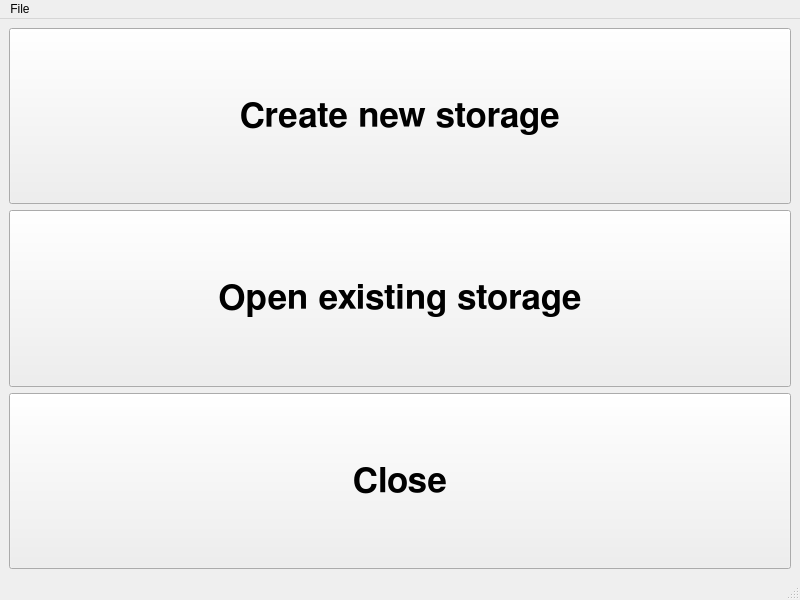
Before: the Qt Designer form ui designs/start.ui in jarvma18/passpy, drawn with Qt 5.
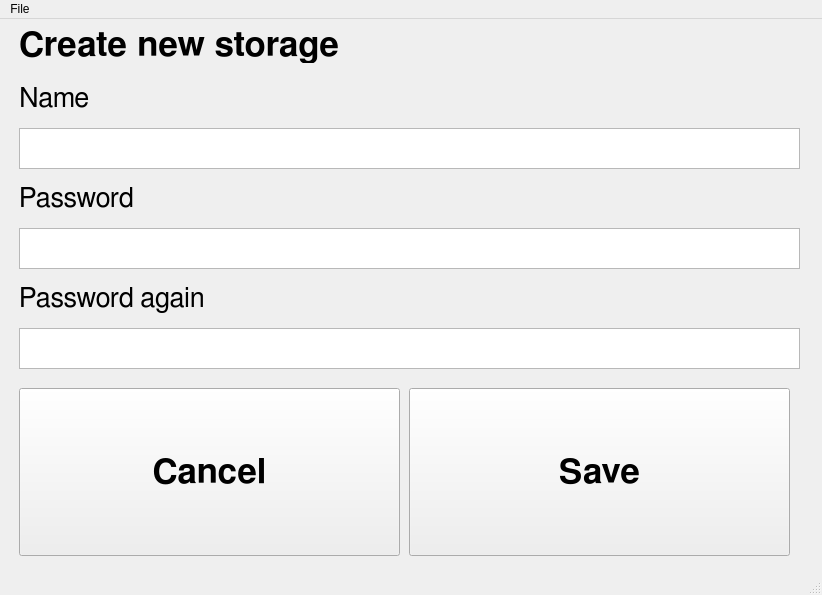
After: the same form once the commit is applied. The open tabs and pages were chosen to show the change.

Commit message: Added new storage form window.

```diff
--- a/ui designs/start.ui
+++ b/ui designs/start.ui
@@ -6,8 +6,8 @@
    <rect>
     <x>0</x>
     <y>0</y>
-    <width>800</width>
-    <height>600</height>
+    <width>822</width>
+    <height>595</height>
    </rect>
   </property>
   <property name="windowTitle">
@@ -16,6 +16,10 @@
   <widget class="QWidget" name="centralwidget">
    <layout class="QVBoxLayout" name="verticalLayout">
     <item>
+     <widget class="QStackedWidget" name="stackedWidget">
+      <widget class="QWidget" name="page">
+       <layout class="QVBoxLayout" name="verticalLayout_2">
+        <item>
      <widget class="QPushButton" name="pushButton">
       <property name="sizePolicy">
        <sizepolicy hsizetype="Minimum" vsizetype="MinimumExpanding">
@@ -81,12 +85,206 @@
     </item>
    </layout>
   </widget>
+      <widget class="QWidget" name="page_2">
+       <widget class="QLabel" name="label">
+        <property name="geometry">
+         <rect>
+          <x>10</x>
+          <y>0</y>
+          <width>781</width>
+          <height>35</height>
+         </rect>
+        </property>
+        <property name="sizePolicy">
+         <sizepolicy hsizetype="Preferred" vsizetype="MinimumExpanding">
+          <horstretch>0</horstretch>
+          <verstretch>0</verstretch>
+         </sizepolicy>
+        </property>
+        <property name="font">
+         <font>
+          <family>FreeSans</family>
+          <pointsize>26</pointsize>
+          <weight>75</weight>
+          <bold>true</bold>
+         </font>
+        </property>
+        <property name="text">
+         <string>Create new storage</string>
+        </property>
+       </widget>
+       <widget class="QLabel" name="label_2">
+        <property name="geometry">
+         <rect>
+          <x>10</x>
+          <y>50</y>
+          <width>781</width>
+          <height>41</height>
+         </rect>
+        </property>
+        <property name="font">
+         <font>
+          <family>FreeSans</family>
+          <pointsize>20</pointsize>
+         </font>
+        </property>
+        <property name="text">
+         <string>Name</string>
+        </property>
+       </widget>
+       <widget class="QLabel" name="label_3">
+        <property name="geometry">
+         <rect>
+          <x>10</x>
+          <y>150</y>
+          <width>781</width>
+          <height>41</height>
+         </rect>
+        </property>
+        <property name="font">
+         <font>
+          <family>FreeSans</family>
+          <pointsize>20</pointsize>
+         </font>
+        </property>
+        <property name="text">
+         <string>Password</string>
+        </property>
+       </widget>
+       <widget class="QTextEdit" name="textEdit_3">
+        <property name="geometry">
+         <rect>
+          <x>10</x>
+          <y>300</y>
+          <width>781</width>
+          <height>41</height>
+         </rect>
+        </property>
+        <property name="font">
+         <font>
+          <family>FreeSans</family>
+          <pointsize>20</pointsize>
+         </font>
+        </property>
+       </widget>
+       <widget class="QLabel" name="label_4">
+        <property name="geometry">
+         <rect>
+          <x>10</x>
+          <y>250</y>
+          <width>771</width>
+          <height>41</height>
+         </rect>
+        </property>
+        <property name="font">
+         <font>
+          <family>FreeSans</family>
+          <pointsize>20</pointsize>
+         </font>
+        </property>
+        <property name="text">
+         <string>Password again</string>
+        </property>
+       </widget>
+       <widget class="QTextEdit" name="textEdit_4">
+        <property name="geometry">
+         <rect>
+          <x>10</x>
+          <y>200</y>
+          <width>781</width>
+          <height>41</height>
+         </rect>
+        </property>
+        <property name="font">
+         <font>
+          <family>FreeSans</family>
+          <pointsize>20</pointsize>
+         </font>
+        </property>
+       </widget>
+       <widget class="QTextEdit" name="textEdit_5">
+        <property name="geometry">
+         <rect>
+          <x>10</x>
+          <y>100</y>
+          <width>781</width>
+          <height>41</height>
+         </rect>
+        </property>
+        <property name="font">
+         <font>
+          <family>FreeSans</family>
+          <pointsize>20</pointsize>
+         </font>
+        </property>
+       </widget>
+       <widget class="QPushButton" name="pushButton_4">
+        <property name="geometry">
+         <rect>
+          <x>10</x>
+          <y>360</y>
+          <width>381</width>
+          <height>168</height>
+         </rect>
+        </property>
+        <property name="sizePolicy">
+         <sizepolicy hsizetype="Minimum" vsizetype="MinimumExpanding">
+          <horstretch>0</horstretch>
+          <verstretch>0</verstretch>
+         </sizepolicy>
+        </property>
+        <property name="font">
+         <font>
+          <family>FreeSans</family>
+          <pointsize>26</pointsize>
+          <weight>75</weight>
+          <italic>false</italic>
+          <bold>true</bold>
+         </font>
+        </property>
+        <property name="text">
+         <string>Cancel</string>
+        </property>
+       </widget>
+       <widget class="QPushButton" name="pushButton_5">
+        <property name="geometry">
+         <rect>
+          <x>400</x>
+          <y>360</y>
+          <width>381</width>
+          <height>168</height>
+         </rect>
+        </property>
+        <property name="sizePolicy">
+         <sizepolicy hsizetype="Minimum" vsizetype="MinimumExpanding">
+          <horstretch>0</horstretch>
+          <verstretch>0</verstretch>
+         </sizepolicy>
+        </property>
+        <property name="font">
+         <font>
+          <family>FreeSans</family>
+          <pointsize>26</pointsize>
+          <weight>75</weight>
+          <italic>false</italic>
+          <bold>true</bold>
+         </font>
+        </property>
+        <property name="text">
+         <string>Save</string>
+        </property>
+       </widget>
+      </widget>
+     </widget>
+    </item>
+   </layout>
+  </widget>
   <widget class="QMenuBar" name="menubar">
    <property name="geometry">
     <rect>
      <x>0</x>
      <y>0</y>
-     <width>800</width>
+     <width>822</width>
      <height>22</height>
     </rect>
    </property>
```
Left out of the diff: 51 changed lines with no effect on the pictures. Lines whose indentation alone changed are shown as unchanged.
